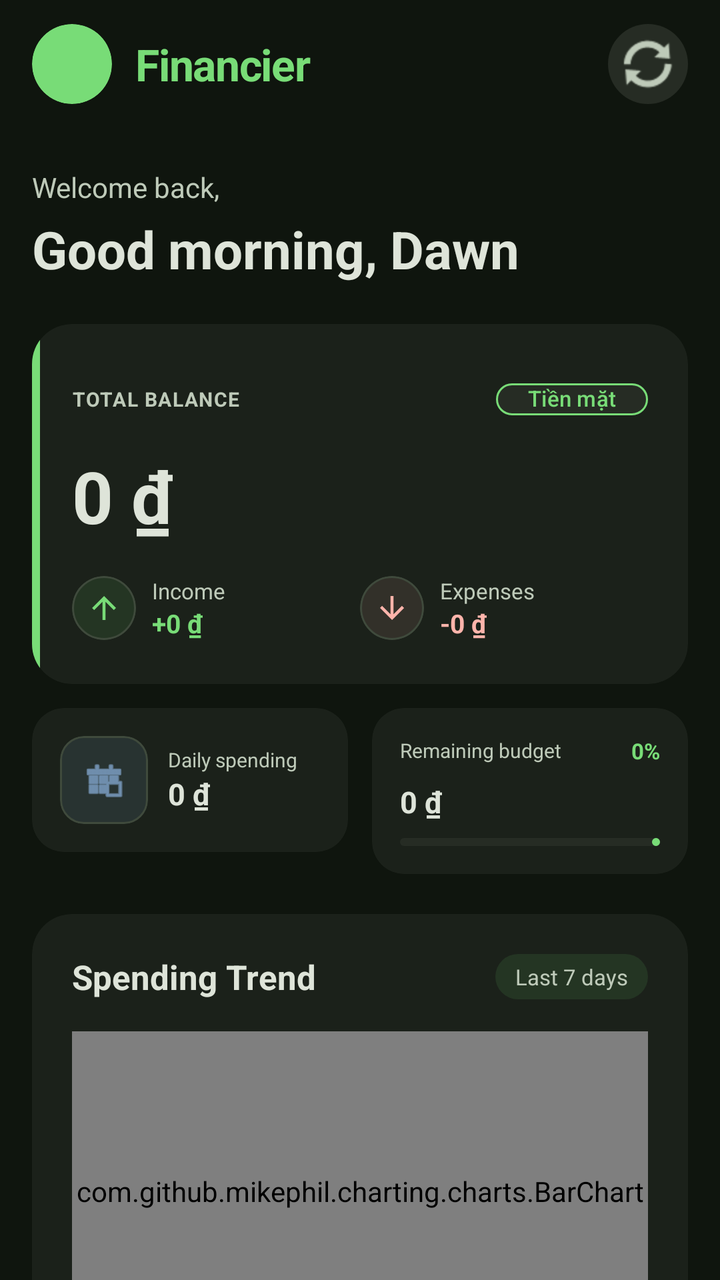
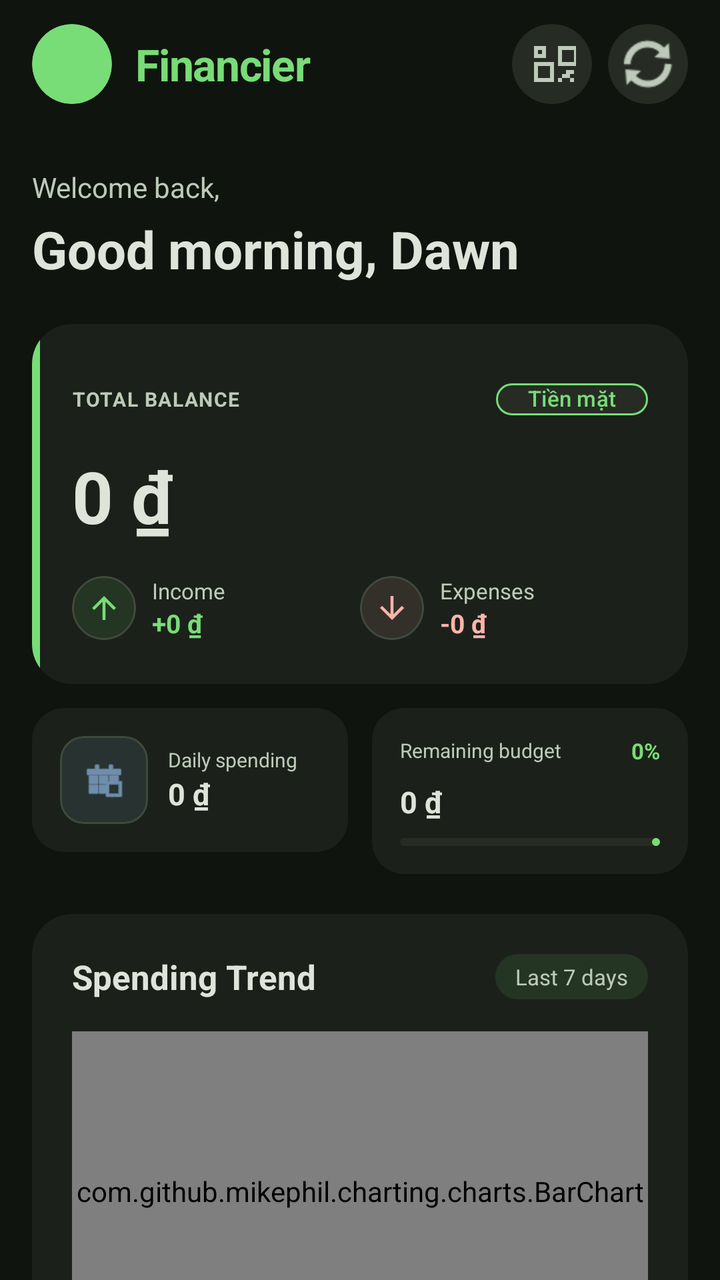

Before-and-after screenshots of an Android layout around one commit, followed by the original layout XML and the change that was made.
<!-- AndroidManifest.xml: application theme Theme.Financier -->
<!-- res/layout/fragment_dashboard.xml -->
<?xml version="1.0" encoding="utf-8"?>
<androidx.core.widget.NestedScrollView
    xmlns:android="http://schemas.android.com/apk/res/android"
    xmlns:app="http://schemas.android.com/apk/res-auto"
    android:layout_width="match_parent"
    android:layout_height="match_parent"
    android:background="@color/background"
    android:fillViewport="true">

    <LinearLayout
        android:layout_width="match_parent"
        android:layout_height="wrap_content"
        android:orientation="vertical"
        android:paddingBottom="24dp">

        
        <androidx.appcompat.widget.Toolbar
            android:id="@+id/toolbar"
            android:layout_width="match_parent"
            android:layout_height="64dp"
            android:background="@color/surface"
            android:paddingHorizontal="16dp"
            android:elevation="0dp">

            
            <LinearLayout
                android:layout_width="wrap_content"
                android:layout_height="wrap_content"
                android:orientation="horizontal"
                android:gravity="center_vertical"
                android:layout_gravity="start">

                
                <com.google.android.material.imageview.ShapeableImageView
                    android:id="@+id/iv_avatar"
                    android:layout_width="40dp"
                    android:layout_height="40dp"
                    android:layout_marginEnd="12dp"
                    app:shapeAppearanceOverlay="@style/ShapeCircle"
                    android:src="@drawable/ic_default_avatar"
                    android:scaleType="centerCrop"/>

                <TextView
                    android:layout_width="wrap_content"
                    android:layout_height="wrap_content"
                    android:text="@string/app_name"
                    android:textSize="22sp"
                    android:textStyle="bold"
                    android:textColor="@color/primary"
                    android:letterSpacing="-0.02"/>
            </LinearLayout>

            
            <ImageButton
                android:id="@+id/btn_notification"
                android:layout_width="40dp"
                android:layout_height="40dp"
                android:layout_gravity="end"
                android:background="@drawable/bg_circle_transparent"
                android:src="@android:drawable/ic_popup_sync"
                android:tint="@color/on_surface_variant"
                android:padding="8dp"/>

        </androidx.appcompat.widget.Toolbar>

        <LinearLayout
            android:layout_width="match_parent"
            android:layout_height="wrap_content"
            android:orientation="vertical"
            android:paddingHorizontal="16dp">

            
            <TextView
                android:id="@+id/tv_greeting_sub"
                android:layout_width="wrap_content"
                android:layout_height="wrap_content"
                android:text="@string/welcome_back"
                android:textSize="14sp"
                android:textColor="@color/on_surface_variant"
                android:layout_marginTop="20dp"
                android:layout_marginBottom="4dp"/>

            <TextView
                android:id="@+id/tv_greeting"
                android:layout_width="wrap_content"
                android:layout_height="wrap_content"
                android:text="Good morning, Dawn"
                android:textSize="26sp"
                android:textStyle="bold"
                android:textColor="@color/on_surface"
                android:layout_marginBottom="20dp"/>

            
            <androidx.cardview.widget.CardView
                android:id="@+id/card_balance"
                android:layout_width="match_parent"
                android:layout_height="180dp"
                app:cardBackgroundColor="@color/surface_container"
                app:cardCornerRadius="20dp"
                app:cardElevation="0dp"
                android:layout_marginBottom="12dp">

                <LinearLayout
                    android:layout_width="match_parent"
                    android:layout_height="match_parent"
                    android:orientation="vertical"
                    android:padding="20dp"
                    android:gravity="center_vertical">

                    
                    <LinearLayout
                        android:layout_width="match_parent"
                        android:layout_height="wrap_content"
                        android:orientation="horizontal"
                        android:gravity="center_vertical">

                        <TextView
                            android:layout_width="0dp"
                            android:layout_height="wrap_content"
                            android:layout_weight="1"
                            android:text="@string/total_balance"
                            android:textSize="10sp"
                            android:textStyle="bold"
                            android:textColor="@color/on_surface_variant"
                            android:letterSpacing="0.05"/>

                        
                        <com.google.android.material.chip.Chip
                            android:id="@+id/chip_account_selector"
                            android:layout_width="wrap_content"
                            android:layout_height="32dp"
                            android:text="Tiền mặt"
                            android:textSize="11sp"
                            android:textColor="@color/primary"
                            app:chipBackgroundColor="@color/surface_container_high"
                            app:chipStrokeColor="@color/primary"
                            app:chipStrokeWidth="1dp"
                            app:chipEndPadding="8dp"
                            app:chipStartPadding="8dp"/>
                    </LinearLayout>

                    
                    <TextView
                        android:id="@+id/tv_balance"
                        android:layout_width="wrap_content"
                        android:layout_height="wrap_content"
                        android:text="0 ₫"
                        android:textSize="36sp"
                        android:textStyle="bold"
                        android:textColor="@color/on_surface"
                        android:layout_marginTop="8dp"
                        android:layout_marginBottom="16dp"/>

                    
                    <LinearLayout
                        android:layout_width="match_parent"
                        android:layout_height="wrap_content"
                        android:orientation="horizontal">

                        
                        <LinearLayout
                            android:layout_width="0dp"
                            android:layout_height="wrap_content"
                            android:layout_weight="1"
                            android:orientation="horizontal"
                            android:gravity="center_vertical">

                            <com.google.android.material.card.MaterialCardView
                                android:layout_width="32dp"
                                android:layout_height="32dp"
                                app:cardBackgroundColor="#1A78DC77"
                                app:cardCornerRadius="16dp"
                                app:cardElevation="0dp"
                                android:layout_marginEnd="8dp">
                                <ImageView
                                    android:layout_width="18dp"
                                    android:layout_height="18dp"
                                    android:layout_gravity="center"
                                    android:src="@drawable/ic_arrow_up"
                                    android:tint="@color/primary"/>
                            </com.google.android.material.card.MaterialCardView>

                            <LinearLayout
                                android:layout_width="wrap_content"
                                android:layout_height="wrap_content"
                                android:orientation="vertical">
                                <TextView
                                    android:layout_width="wrap_content"
                                    android:layout_height="wrap_content"
                                    android:text="@string/income"
                                    android:textSize="11sp"
                                    android:textColor="@color/on_surface_variant"/>
                                <TextView
                                    android:id="@+id/tv_income"
                                    android:layout_width="wrap_content"
                                    android:layout_height="wrap_content"
                                    android:text="+0 ₫"
                                    android:textSize="13sp"
                                    android:textStyle="bold"
                                    android:textColor="@color/primary"/>
                            </LinearLayout>
                        </LinearLayout>

                        
                        <LinearLayout
                            android:layout_width="0dp"
                            android:layout_height="wrap_content"
                            android:layout_weight="1"
                            android:orientation="horizontal"
                            android:gravity="center_vertical">

                            <com.google.android.material.card.MaterialCardView
                                android:layout_width="32dp"
                                android:layout_height="32dp"
                                app:cardBackgroundColor="#1AFFB4AB"
                                app:cardCornerRadius="16dp"
                                app:cardElevation="0dp"
                                android:layout_marginEnd="8dp">
                                <ImageView
                                    android:layout_width="18dp"
                                    android:layout_height="18dp"
                                    android:layout_gravity="center"
                                    android:src="@drawable/ic_arrow_down"
                                    android:tint="@color/error"/>
                            </com.google.android.material.card.MaterialCardView>

                            <LinearLayout
                                android:layout_width="wrap_content"
                                android:layout_height="wrap_content"
                                android:orientation="vertical">
                                <TextView
                                    android:layout_width="wrap_content"
                                    android:layout_height="wrap_content"
                                    android:text="@string/expenses"
                                    android:textSize="11sp"
                                    android:textColor="@color/on_surface_variant"/>
                                <TextView
                                    android:id="@+id/tv_expense"
                                    android:layout_width="wrap_content"
                                    android:layout_height="wrap_content"
                                    android:text="-0 ₫"
                                    android:textSize="13sp"
                                    android:textStyle="bold"
                                    android:textColor="@color/error"/>
                            </LinearLayout>
                        </LinearLayout>

                    </LinearLayout>
                </LinearLayout>

                
                <View
                    android:layout_width="4dp"
                    android:layout_height="match_parent"
                    android:background="@color/primary"
                    android:layout_gravity="start"/>
            </androidx.cardview.widget.CardView>

            
            <LinearLayout
                android:layout_width="match_parent"
                android:layout_height="wrap_content"
                android:orientation="horizontal"
                android:layout_marginBottom="20dp">

                
                <androidx.cardview.widget.CardView
                    android:layout_width="0dp"
                    android:layout_height="wrap_content"
                    android:layout_weight="1"
                    android:layout_marginEnd="6dp"
                    app:cardBackgroundColor="@color/surface_container"
                    app:cardCornerRadius="16dp"
                    app:cardElevation="0dp">
                    <LinearLayout
                        android:layout_width="match_parent"
                        android:layout_height="wrap_content"
                        android:orientation="horizontal"
                        android:padding="14dp"
                        android:gravity="center_vertical">
                        <com.google.android.material.card.MaterialCardView
                            android:layout_width="44dp"
                            android:layout_height="44dp"
                            app:cardBackgroundColor="#1A9ECAFF"
                            app:cardCornerRadius="12dp"
                            app:cardElevation="0dp"
                            android:layout_marginEnd="10dp">
                            <ImageView
                                android:layout_width="22dp"
                                android:layout_height="22dp"
                                android:layout_gravity="center"
                                android:src="@android:drawable/ic_menu_today"
                                android:tint="@color/secondary"/>
                        </com.google.android.material.card.MaterialCardView>
                        <LinearLayout
                            android:layout_width="wrap_content"
                            android:layout_height="wrap_content"
                            android:orientation="vertical">
                            <TextView
                                android:layout_width="wrap_content"
                                android:layout_height="wrap_content"
                                android:text="@string/daily_spending"
                                android:textSize="10sp"
                                android:textColor="@color/on_surface_variant"/>
                            <TextView
                                android:id="@+id/tv_daily_spending"
                                android:layout_width="wrap_content"
                                android:layout_height="wrap_content"
                                android:text="0 ₫"
                                android:textSize="15sp"
                                android:textStyle="bold"
                                android:textColor="@color/on_surface"/>
                        </LinearLayout>
                    </LinearLayout>
                </androidx.cardview.widget.CardView>

                
                <androidx.cardview.widget.CardView
                    android:layout_width="0dp"
                    android:layout_height="wrap_content"
                    android:layout_weight="1"
                    android:layout_marginStart="6dp"
                    app:cardBackgroundColor="@color/surface_container"
                    app:cardCornerRadius="16dp"
                    app:cardElevation="0dp">
                    <LinearLayout
                        android:layout_width="match_parent"
                        android:layout_height="wrap_content"
                        android:orientation="vertical"
                        android:padding="14dp">
                        <LinearLayout
                            android:layout_width="match_parent"
                            android:layout_height="wrap_content"
                            android:orientation="horizontal"
                            android:gravity="center_vertical"
                            android:layout_marginBottom="8dp">
                            <TextView
                                android:layout_width="0dp"
                                android:layout_height="wrap_content"
                                android:layout_weight="1"
                                android:text="@string/remaining_budget"
                                android:textSize="10sp"
                                android:textColor="@color/on_surface_variant"/>
                            <TextView
                                android:id="@+id/tv_budget_percent"
                                android:layout_width="wrap_content"
                                android:layout_height="wrap_content"
                                android:text="0%"
                                android:textSize="11sp"
                                android:textStyle="bold"
                                android:textColor="@color/primary"/>
                        </LinearLayout>
                        <TextView
                            android:id="@+id/tv_budget_remaining"
                            android:layout_width="wrap_content"
                            android:layout_height="wrap_content"
                            android:text="0 ₫"
                            android:textSize="15sp"
                            android:textStyle="bold"
                            android:textColor="@color/on_surface"
                            android:layout_marginBottom="8dp"/>
                        <com.google.android.material.progressindicator.LinearProgressIndicator
                            android:id="@+id/progress_budget"
                            android:layout_width="match_parent"
                            android:layout_height="4dp"
                            android:max="100"
                            android:progress="0"
                            android:indeterminate="false"
                            app:indicatorColor="@color/primary"
                            app:trackColor="@color/surface_container_high"
                            app:trackCornerRadius="2dp"/>
                    </LinearLayout>
                </androidx.cardview.widget.CardView>

            </LinearLayout>

            
            <androidx.cardview.widget.CardView
                android:id="@+id/card_trend"
                android:layout_width="match_parent"
                android:layout_height="wrap_content"
                app:cardBackgroundColor="@color/surface_container"
                app:cardCornerRadius="20dp"
                app:cardElevation="0dp"
                android:layout_marginBottom="20dp">

                <LinearLayout
                    android:layout_width="match_parent"
                    android:layout_height="wrap_content"
                    android:orientation="vertical"
                    android:padding="20dp">

                    <LinearLayout
                        android:layout_width="match_parent"
                        android:layout_height="wrap_content"
                        android:orientation="horizontal"
                        android:gravity="center_vertical"
                        android:layout_marginBottom="16dp">

                        <TextView
                            android:layout_width="0dp"
                            android:layout_height="wrap_content"
                            android:layout_weight="1"
                            android:text="@string/spending_trend"
                            android:textSize="17sp"
                            android:textStyle="bold"
                            android:textColor="@color/on_surface"/>

                        <TextView
                            android:layout_width="wrap_content"
                            android:layout_height="wrap_content"
                            android:text="@string/last_7_days"
                            android:textSize="11sp"
                            android:textColor="@color/on_surface_variant"
                            android:background="@drawable/bg_chip"
                            android:paddingHorizontal="10dp"
                            android:paddingVertical="4dp"/>
                    </LinearLayout>

                    
                    <com.github.mikephil.charting.charts.BarChart
                        android:id="@+id/chart_trend"
                        android:layout_width="match_parent"
                        android:layout_height="160dp"/>

                </LinearLayout>
            </androidx.cardview.widget.CardView>

            
            <LinearLayout
                android:layout_width="match_parent"
                android:layout_height="wrap_content"
                android:orientation="horizontal"
                android:gravity="center_vertical"
                android:layout_marginBottom="12dp">

                <TextView
                    android:layout_width="0dp"
                    android:layout_height="wrap_content"
                    android:layout_weight="1"
                    android:text="@string/recent_transactions"
                    android:textSize="17sp"
                    android:textStyle="bold"
                    android:textColor="@color/on_surface"/>

                <TextView
                    android:id="@+id/tv_view_all"
                    android:layout_width="wrap_content"
                    android:layout_height="wrap_content"
                    android:text="@string/view_all"
                    android:textSize="13sp"
                    android:textColor="@color/primary"
                    android:paddingVertical="8dp"/>
            </LinearLayout>

            
            <androidx.recyclerview.widget.RecyclerView
                android:id="@+id/rv_recent_transactions"
                android:layout_width="match_parent"
                android:layout_height="wrap_content"
                android:nestedScrollingEnabled="false"/>

        </LinearLayout>

    </LinearLayout>

    
    

</androidx.core.widget.NestedScrollView>
<!-- resources referenced by this layout -->
<resources>
  <color name="background">#0F150E</color>
  <color name="error">#FFB4AB</color>
  <color name="on_surface">#DEE4D9</color>
  <color name="on_surface_variant">#BECAB9</color>
  <color name="primary">#78DC77</color>
  <color name="secondary">#9ECAFF</color>
  <color name="surface">#0F150E</color>
  <color name="surface_container">#1B211A</color>
  <color name="surface_container_high">#262C24</color>
  <!-- drawable bg_chip (drawable) -->
  <?xml version="1.0" encoding="utf-8"?>
  <shape xmlns:android="http://schemas.android.com/apk/res/android" android:shape="rectangle">
      <solid android:color="#1A78DC77"/>
      <corners android:radius="50dp"/>
  </shape>
  <!-- drawable bg_circle_transparent (drawable) -->
  <?xml version="1.0" encoding="utf-8"?>
  <shape xmlns:android="http://schemas.android.com/apk/res/android" android:shape="oval">
      <solid android:color="@color/surface_container_high"/>
  </shape>
  <!-- drawable ic_arrow_up (drawable) -->
  <vector xmlns:android="http://schemas.android.com/apk/res/android" android:height="24dp" android:width="24dp" android:viewportWidth="24" android:viewportHeight="24">
      <path android:fillColor="#FFFFFF" android:pathData="M4,12l1.41,1.41L11,7.83V20h2V7.83l5.58,5.59L20,12l-8,-8-8,8z"/>
  </vector>
  <!-- drawable ic_default_avatar (drawable) -->
  <?xml version="1.0" encoding="utf-8"?>
  <shape xmlns:android="http://schemas.android.com/apk/res/android" android:shape="oval">
      <solid android:color="@color/primary"/>
  </shape>
  <string name="app_name">Financier</string>
  <string name="daily_spending">Daily spending</string>
  <string name="expenses">Expenses</string>
  <string name="income">Income</string>
  <string name="last_7_days">Last 7 days</string>
  <string name="recent_transactions">Recent transactions</string>
  <string name="remaining_budget">Remaining budget</string>
  <string name="spending_trend">Spending Trend</string>
  <string name="total_balance">TOTAL BALANCE</string>
  <string name="view_all">View All</string>
  <string name="welcome_back">Welcome back,</string>
  <style name="ShapeCircle" parent="">
          <item name="cornerFamily">rounded</item>
          <item name="cornerSize">50%</item>
      </style>
  <color name="on_primary">#00390A</color>
  <color name="primary_container">#4CAF50</color>
  <color name="on_primary_container">#003C0B</color>
  <color name="on_secondary">#003258</color>
  <color name="secondary_container">#1E95F2</color>
  <color name="on_secondary_container">#002B4D</color>
  <color name="tertiary">#FFB1C7</color>
  <color name="on_tertiary">#650032</color>
  <color name="tertiary_container">#F26F9D</color>
  <color name="on_tertiary_container">#690034</color>
  <color name="on_error">#690005</color>
  <color name="error_container">#93000A</color>
  <color name="on_error_container">#FFDAD6</color>
  <color name="on_background">#DEE4D9</color>
  <color name="outline">#899484</color>
  <color name="outline_variant">#3F4A3C</color>
  <color name="status_bar">#0A1009</color>
  <color name="surface_container_lowest">#0A1009</color>
  <style name="ShapeSmall" parent="">
          <item name="cornerFamily">rounded</item>
          <item name="cornerSize">8dp</item>
      </style>
  <style name="ShapeMedium" parent="">
          <item name="cornerFamily">rounded</item>
          <item name="cornerSize">12dp</item>
      </style>
  <style name="ShapeLarge" parent="">
          <item name="cornerFamily">rounded</item>
          <item name="cornerSize">16dp</item>
      </style>
  <!-- unchanged entries left out for length: 2 -->
</resources>

<!-- the commit's change to res/layout/fragment_dashboard.xml (unified diff, before → after) -->
@@ -51,15 +51,33 @@
             </LinearLayout>
 
             
-            <ImageButton
-                android:id="@+id/btn_notification"
-                android:layout_width="40dp"
-                android:layout_height="40dp"
+            <LinearLayout
+                android:layout_width="wrap_content"
+                android:layout_height="wrap_content"
+                android:orientation="horizontal"
                 android:layout_gravity="end"
-                android:background="@drawable/bg_circle_transparent"
-                android:src="@android:drawable/ic_popup_sync"
-                android:tint="@color/on_surface_variant"
-                android:padding="8dp"/>
+                android:gravity="center_vertical">
+
+                <ImageButton
+                    android:id="@+id/btn_scan_qr"
+                    android:layout_width="40dp"
+                    android:layout_height="40dp"
+                    android:background="@drawable/bg_circle_transparent"
+                    android:src="@drawable/ic_qr_code"
+                    app:tint="@color/on_surface_variant"
+                    android:padding="8dp"
+                    android:layout_marginEnd="8dp"
+                    android:contentDescription="Scan QR"/>
+
+                <ImageButton
+                    android:id="@+id/btn_notification"
+                    android:layout_width="40dp"
+                    android:layout_height="40dp"
+                    android:background="@drawable/bg_circle_transparent"
+                    android:src="@android:drawable/ic_popup_sync"
+                    android:tint="@color/on_surface_variant"
+                    android:padding="8dp"/>
+            </LinearLayout>
 
         </androidx.appcompat.widget.Toolbar>
 
<!-- resource entries referenced after the edit -->
@@ -29,6 +29,16 @@
   <shape xmlns:android="http://schemas.android.com/apk/res/android" android:shape="oval">
       <solid android:color="@color/primary"/>
   </shape>
+  <!-- drawable ic_qr_code (drawable) -->
+  <vector xmlns:android="http://schemas.android.com/apk/res/android"
+      android:width="24dp"
+      android:height="24dp"
+      android:viewportWidth="24"
+      android:viewportHeight="24">
+    <path
+        android:fillColor="#FF000000"
+        android:pathData="M3,3v6h6V3H3zM7,7H5V5h2V7zM3,11v10h10V11H3zM11,19H5v-6h6V19zM15,3v10h10V3H15zM23,11h-6V5h6V11zM21,15h2v2h-2zM19,17h2v2h-2zM17,15h2v2h-2zM15,19h2v2h-2zM21,21h2v-2h-2zM19,15h-2v4h2v-2h2v-2z"/>
+  </vector>
   <string name="app_name">Financier</string>
   <string name="daily_spending">Daily spending</string>
   <string name="expenses">Expenses</string>
